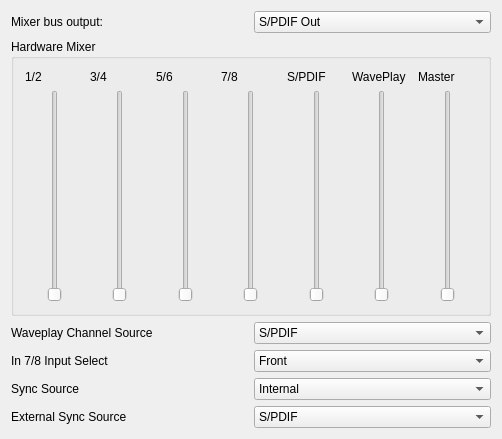
This is libffado/support/mixer-qt4/ffado/mixer/phase88.ui in adiknoth/ffado as Qt 5 draws it before an edit. The edited form follows.
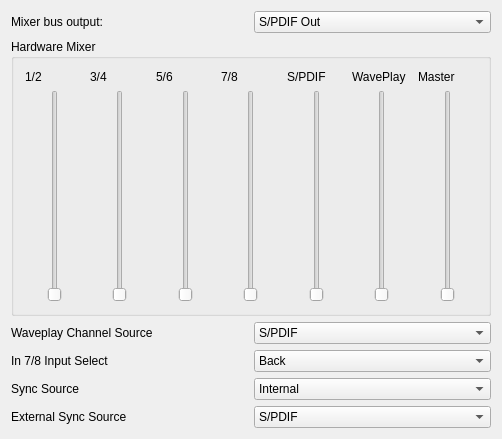
This is the edited form.

Patch:
```diff
--- a/libffado/support/mixer-qt4/ffado/mixer/phase88.ui
+++ b/libffado/support/mixer-qt4/ffado/mixer/phase88.ui
@@ -405,12 +405,7 @@
    <item row="3" column="1" >
     <widget class="QComboBox" name="comboFrontBack" >
      <item>
-      <property name="text" >
-       <string>Front</string>
-      </property>
-     </item>
-     <item>
-      <property name="text" >
+      <property name="text">
        <string>Back</string>
       </property>
      </item>
@@ -466,7 +461,7 @@
    </item>
   </layout>
  </widget>
- <layoutdefault spacing="6" margin="11" />
+ <layoutdefault spacing="6" margin="11"/>
  <pixmapfunction>qPixmapFromMimeSource</pixmapfunction>
  <resources/>
  <connections>
```
Left out of the diff: 360 changed lines with no effect on the pictures.
